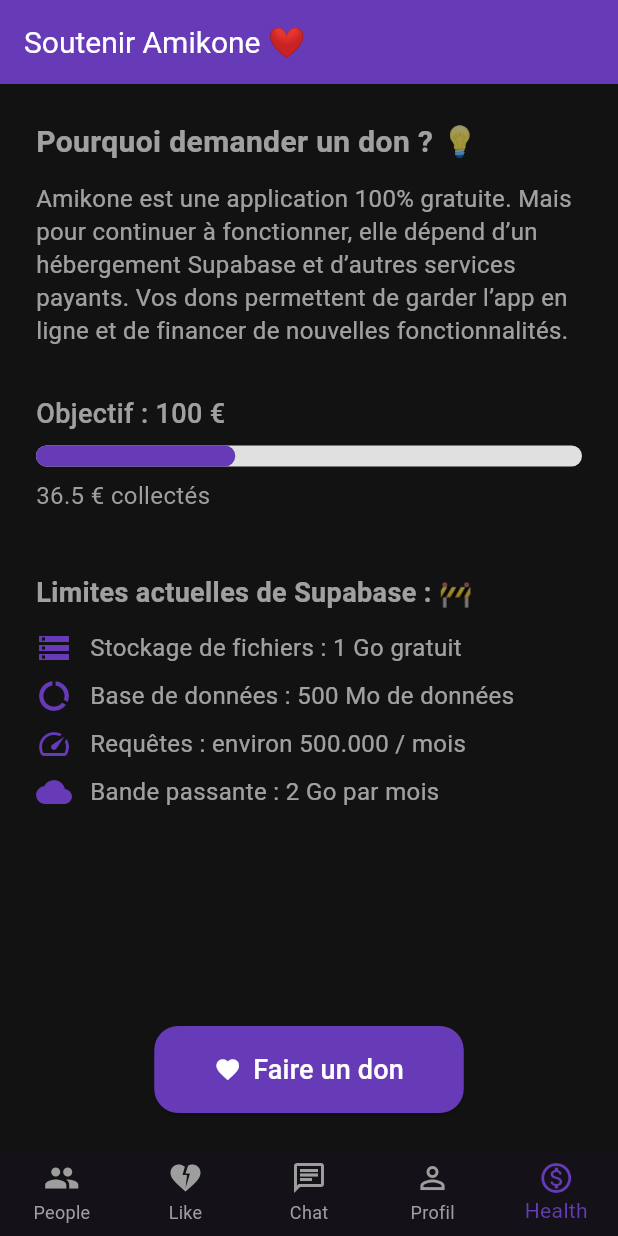
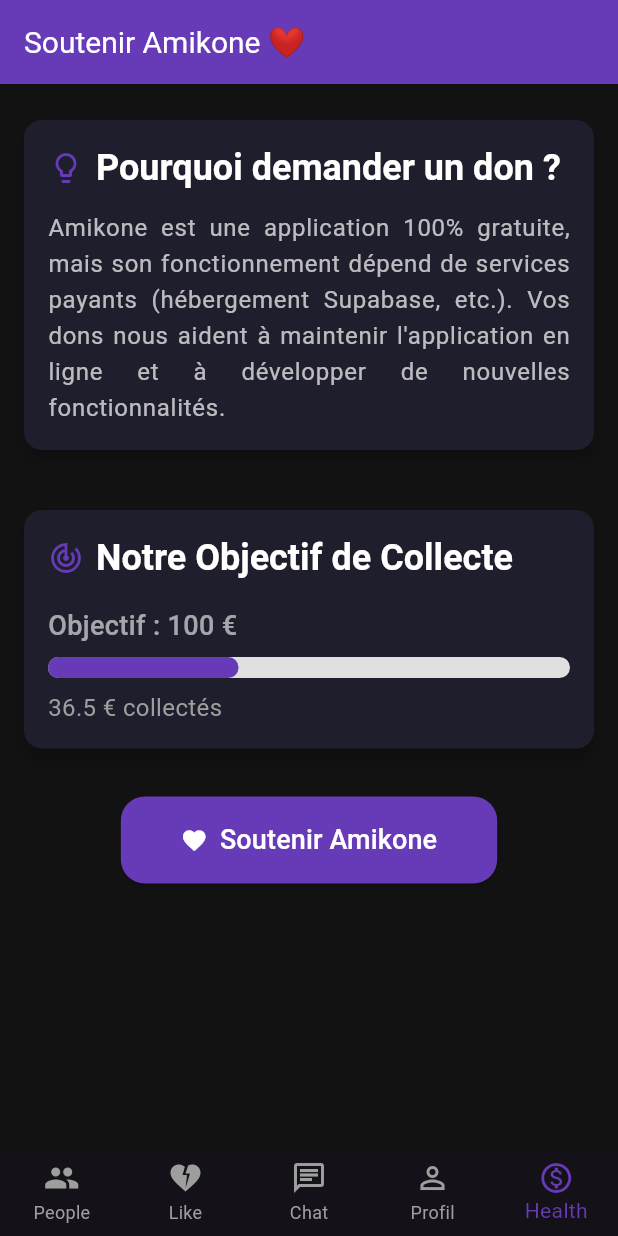
Before and after one commit to amikone/ampheria, a Flutter app: the screen it shows once a user with an empty profile is signed in, item 5 of the bottom bar chosen, on a phone screen of 412 x 824 dp. Run offline on Flutter 3.47's test engine with Material 3 defaults, Android fonts, the phone set to English and light mode, and no system bars; our stand-ins replace flutter_image_compress, image_picker, photo_view, supabase_flutter; missing offline and left inert: flutter_chat_core, flutter_chat_ui, flyer_chat_image_message, supabase_auth_ui; accounts and stored records are empty; network calls fail.

Commit message:
update layout

```diff
--- a/lib/presentation/Page/Chat/ChatPage.dart
+++ b/lib/presentation/Page/Chat/ChatPage.dart
@@ -165,12 +165,10 @@
   void _handleSendPressed(String text) async {
     if (text.trim().isEmpty) return;
 
-    final now = DateTime.now();
     final newMessage = {
       'match_id': widget.matchId,
       'sender_id': _currentUserId,
       'content': text.trim(),
-      'created_at': now.toIso8601String(),
     };
 
     await supabase.from('messages').insert(newMessage).select().single();
@@ -292,7 +290,7 @@
       'file_path': storagePath,
       'file_mime': mimeType,
       'file_size': bytes.length,
-      // 'created_at' laissé auto par la base
+
     });
   }
 
--- a/lib/presentation/Page/Health/HealthPage.dart
+++ b/lib/presentation/Page/Health/HealthPage.dart
@@ -16,24 +16,60 @@
         title: const Text('Soutenir Amikone ❤️'),
         backgroundColor: Colors.deepPurple,
       ),
-      body: Padding(
-        padding: const EdgeInsets.all(24),
+      body: SingleChildScrollView(
+        padding: const EdgeInsets.all(16),
         child: Column(
           crossAxisAlignment: CrossAxisAlignment.start,
           children: [
-            const Text(
-              'Pourquoi demander un don ? 💡',
-              style: TextStyle(fontSize: 20, fontWeight: FontWeight.bold),
+            Card(
+              elevation: 4,
+              margin: const EdgeInsets.symmetric(vertical: 8),
+              child: Padding(
+                padding: const EdgeInsets.all(16),
+                child: Column(
+                  crossAxisAlignment: CrossAxisAlignment.start,
+                  children: [
+                    Row(
+                      children: [
+                        const Icon(Icons.lightbulb_outline, color: Colors.deepPurple),
+                        const SizedBox(width: 8),
+                        Text(
+                          'Pourquoi demander un don ?',
+                          style: Theme.of(context).textTheme.headlineSmall?.copyWith(fontWeight: FontWeight.bold),
+                        ),
+                      ],
                     ),
                     const SizedBox(height: 12),
-            const Text(
-              "Amikone est une application 100% gratuite. "
-                  "Mais pour continuer à fonctionner, elle dépend d’un hébergement Supabase et d’autres services payants. "
-                  "Vos dons permettent de garder l’app en ligne et de financer de nouvelles fonctionnalités.",
-              style: TextStyle(fontSize: 16, height: 1.4),
+                    Text(
+                      "Amikone est une application 100% gratuite, mais son fonctionnement dépend de services payants (hébergement Supabase, etc.). Vos dons nous aident à maintenir l'application en ligne et à développer de nouvelles fonctionnalités.",
+                      style: Theme.of(context).textTheme.bodyLarge,
+                      textAlign: TextAlign.justify,
                     ),
-            const SizedBox(height: 32),
+                  ],
+                ),
+              ),
+            ),
+            const SizedBox(height: 24),
 
+            Card(
+              elevation: 4,
+              margin: const EdgeInsets.symmetric(vertical: 8),
+              child: Padding(
+                padding: const EdgeInsets.all(16),
+                child: Column(
+                  crossAxisAlignment: CrossAxisAlignment.start,
+                  children: [
+                    Row(
+                      children: [
+                        const Icon(Icons.track_changes, color: Colors.deepPurple),
+                        const SizedBox(width: 8),
+                        Text(
+                          'Notre Objectif de Collecte',
+                          style: Theme.of(context).textTheme.headlineSmall?.copyWith(fontWeight: FontWeight.bold),
+                        ),
+                      ],
+                    ),
+                    const SizedBox(height: 16),
                     Text(
                       'Objectif : ${objectif.toStringAsFixed(0)} €',
                       style: const TextStyle(fontSize: 18, fontWeight: FontWeight.w500),
@@ -51,32 +87,11 @@
                       '${actuel.toStringAsFixed(1)} € collectés',
                       style: const TextStyle(fontSize: 16, color: Colors.grey),
                     ),
-
-            const SizedBox(height: 40),
-
-            const Text(
-              'Limites actuelles de Supabase : 🚧',
-              style: TextStyle(fontSize: 18, fontWeight: FontWeight.bold),
+                  ],
                 ),
-            const SizedBox(height: 12),
-            const LimitItem(
-              icon: Icons.storage,
-              label: 'Stockage de fichiers : 1 Go gratuit',
               ),
-            const LimitItem(
-              icon: Icons.data_usage,
-              label: 'Base de données : 500 Mo de données',
             ),
-            const LimitItem(
-              icon: Icons.speed,
-              label: 'Requêtes : environ 500.000 / mois',
-            ),
-            const LimitItem(
-              icon: Icons.cloud,
-              label: 'Bande passante : 2 Go par mois',
-            ),
-
-            const Spacer(),
+            const SizedBox(height: 24),
 
             Center(
               child: ElevatedButton.icon(
@@ -90,7 +105,7 @@
                 },
                 icon: const Icon(Icons.favorite),
                 label: const Text(
-                  'Faire un don',
+                  'Soutenir Amikone',
                   style: TextStyle(fontSize: 18),
                 ),
                 style: ElevatedButton.styleFrom(
@@ -104,6 +119,7 @@
                 ),
               ),
             ),
+            const SizedBox(height: 24),
           ],
         ),
       ),
```
Lines whose indentation alone changed are shown as unchanged.
